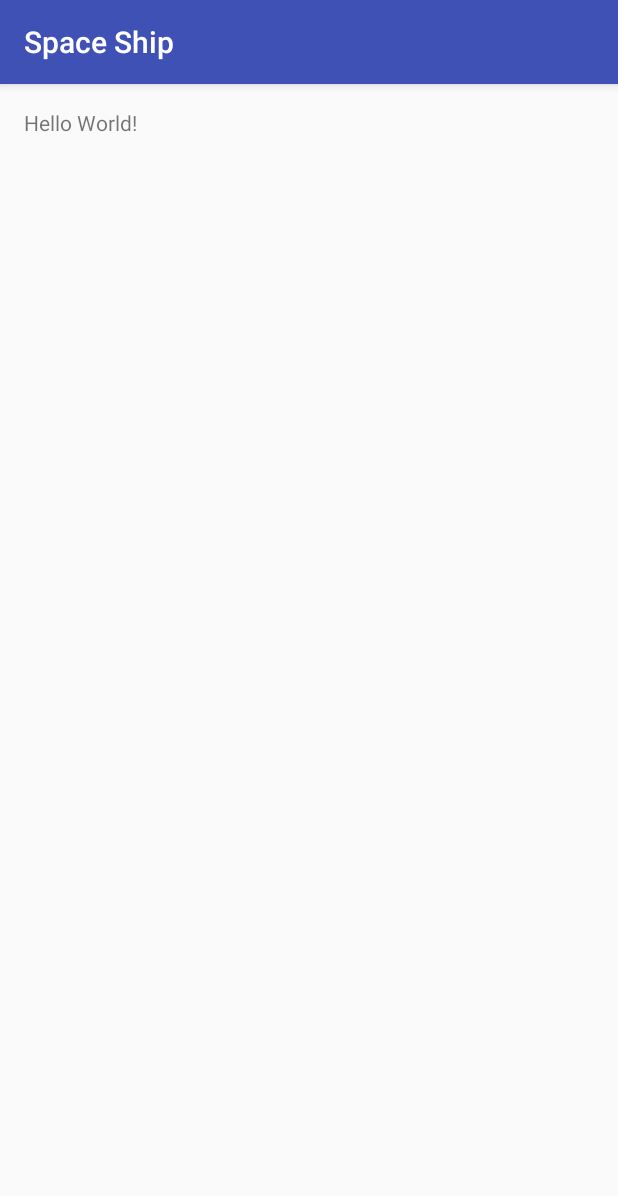
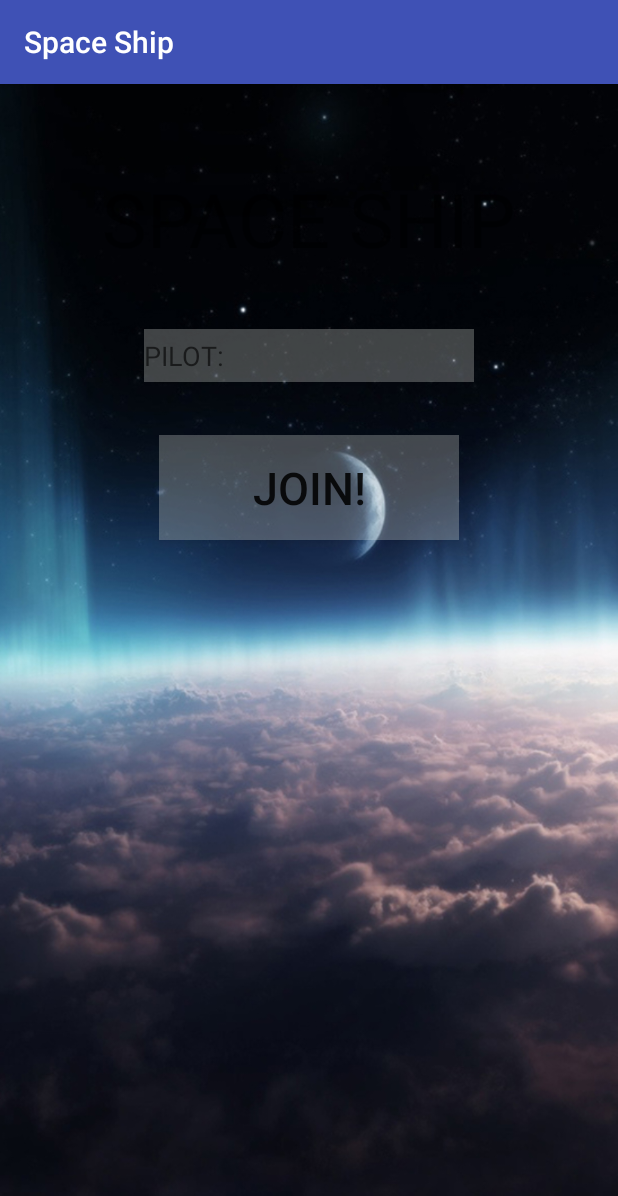
Before and after one commit to landtanin/Space-Ship, an Android app: the screen it shows after launch (MainActivity), on a phone screen of 412 x 824 dp. Shown: the top 1196 px of the screen. Run offline under Robolectric (Android 15) with nearby library versions, the phone set to English and light mode, and no system bars.

Commit message:
Finish UI and MainActivity

```diff
--- a/app/src/main/AndroidManifest.xml
+++ b/app/src/main/AndroidManifest.xml
@@ -8,7 +8,10 @@
         android:label="@string/app_name"
         android:supportsRtl="true"
         android:theme="@style/AppTheme">
-        <activity android:name=".MainActivity">
+        <activity
+            android:name=".MainActivity"
+            android:screenOrientation="portrait"
+            >
             <intent-filter>
                 <action android:name="android.intent.action.MAIN" />
 
--- a/app/src/main/java/com/example/landtanin/spaceship/MainActivity.java
+++ b/app/src/main/java/com/example/landtanin/spaceship/MainActivity.java
@@ -1,13 +1,63 @@
 package com.example.landtanin.spaceship;
 
+import android.media.MediaPlayer;
+import android.os.Bundle;
 import android.support.v7.app.AppCompatActivity;
-import android.os.Bundle;
+import android.view.View;
+import android.widget.Button;
+import android.widget.EditText;
+import android.widget.Toast;
 
 public class MainActivity extends AppCompatActivity {
+
+    private EditText playerName;
+    private Button joinButton;
 
     @Override
     protected void onCreate(Bundle savedInstanceState) {
         super.onCreate(savedInstanceState);
         setContentView(R.layout.activity_main);
+
+        //Bind Widget
+        bindWidget();
+
+        //Button Controller
+        buttonController();
+
     }
+
+    private void bindWidget() {
+
+        playerName = (EditText) findViewById(R.id.playerName);
+        joinButton = (Button) findViewById(R.id.joinButton);
+
+    }
+
+    private void buttonController() {
+
+        joinButton.setOnClickListener(new View.OnClickListener() {
+            @Override
+            public void onClick(View v) {
+
+                //Sound Effect
+                MediaPlayer joinButtonMediaPlayer = MediaPlayer.create(getBaseContext(), R.raw.phonton1);
+
+                //check zero
+                //checkZero()
+
+                if(playerName.equals("")){
+
+                    Toast.makeText(MainActivity.this,"PLEASE ENTER PILOT NAME",Toast.LENGTH_SHORT).show();
+
+                }
+
+
+            }
+
+
+        });
+
+    }
+
+
 }
--- a/app/src/main/res/layout/activity_main.xml
+++ b/app/src/main/res/layout/activity_main.xml
@@ -7,10 +7,46 @@
     android:paddingLeft="@dimen/activity_horizontal_margin"
     android:paddingRight="@dimen/activity_horizontal_margin"
     android:paddingTop="@dimen/activity_vertical_margin"
-    tools:context="com.example.landtanin.spaceship.MainActivity">
+    tools:context="com.example.landtanin.spaceship.MainActivity"
+    android:background="@drawable/space_bg7">
 
-    <TextView
-        android:layout_width="wrap_content"
-        android:layout_height="wrap_content"
-        android:text="Hello World!" />
+    <LinearLayout
+        android:orientation="vertical"
+        android:layout_width="match_parent"
+        android:layout_height="match_parent">
+
+        <TextView
+            android:layout_width="wrap_content"
+            android:layout_height="wrap_content"
+            android:text="SPACE SHIP"
+            android:id="@+id/gameNameText"
+            android:layout_gravity="center_horizontal"
+            android:layout_marginTop="40dp"
+            android:textSize="50dp" />
+
+        <EditText
+            android:layout_width="220dp"
+            android:layout_height="35dp"
+            android:inputType="textPersonName"
+            android:ems="10"
+            android:id="@+id/playerName"
+            android:layout_gravity="center_horizontal"
+            android:hint="PILOT:"
+            android:layout_marginBottom="5dp"
+            android:layout_marginTop="40dp"
+            android:background="#41fafff8"
+            android:singleLine="false"
+            android:textStyle="normal"
+            android:selectAllOnFocus="false" />
+
+        <Button
+            android:layout_width="@dimen/joinButtonWidth"
+            android:layout_height="@dimen/joinButtonHeight"
+            android:text="JOIN!"
+            android:id="@+id/joinButton"
+            android:layout_gravity="center_horizontal"
+            android:layout_margin="30dp"
+            android:textSize="30dp"
+            android:background="#41fafff8" />
+    </LinearLayout>
 </RelativeLayout>
--- a/app/src/main/res/values/dimens.xml
+++ b/app/src/main/res/values/dimens.xml
@@ -2,4 +2,8 @@
     <!-- Default screen margins, per the Android Design guidelines. -->
     <dimen name="activity_horizontal_margin">16dp</dimen>
     <dimen name="activity_vertical_margin">16dp</dimen>
+    <dimen name="joinButtonWidth">200dp</dimen>
+    <dimen name="joinButtonHeight">70dp</dimen>
+    <dimen name="arrow_button_width">90dp</dimen>
+    <dimen name="arrow_button_height">90dp</dimen>
 </resources>
```
Also changed, not shown: app/src/main/java/com/example/landtanin/spaceship/ControllerActivity.java (added, +7 -0 lines), app/src/main/res/layout/activity_control.xml (added, +44 -0 lines), app/src/main/res/drawable/arrow_left_img.png (added), app/src/main/res/drawable/arrow_right2_img.png (added), app/src/main/res/drawable/arrowleft2_img.png (added), app/src/main/res/drawable/arrowright_img.png (added), app/src/main/res/drawable/space_bg.jpg (added), app/src/main/res/drawable/space_bg2.jpeg (added), app/src/main/res/drawable/space_bg3.jpg (added), app/src/main/res/drawable/space_bg4.jpg (added), app/src/main/res/drawable/space_bg5.jpg (added), app/src/main/res/drawable/space_bg6.jpg (added), app/src/main/res/drawable/space_bg7.jpg (added), 1 other file.
